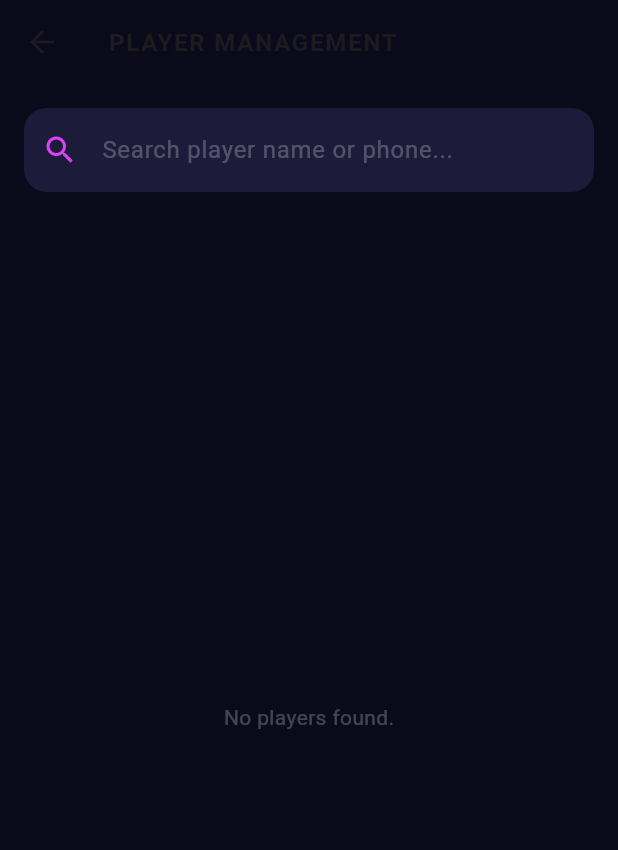
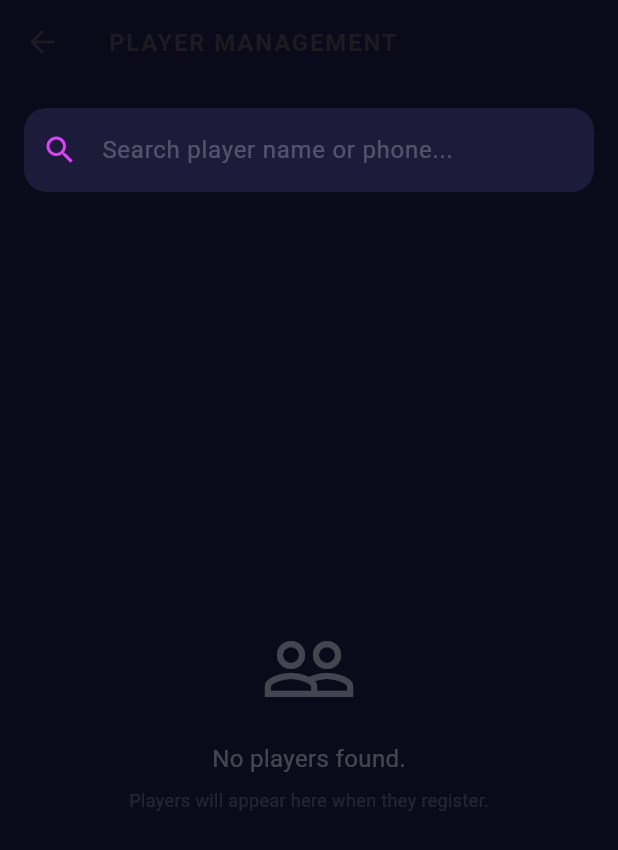
Before and after one commit to meskeremfekede/bingoapp, a Flutter app: the PlayersScreen screen opened directly, on a phone screen of 412 x 824 dp. Shown: the top 850 px of the screen. Run offline on Flutter 3.47's test engine with Material 3 defaults, Android fonts, the phone set to English and light mode, and no system bars; our stand-ins replace audioplayers, cloud_firestore, firebase_auth, firebase_core, shared_preferences; accounts and stored records are empty.

Commit message:
Fix admin login persistence and player screen issues
- Add SharedPreferences for admin role caching
- Implement app lifecycle management for resume state
- Fix RangeError crashes in player screen (empty names)
- Fix search white screen issue by moving filtering to UI level
- Add safe string operations throughout player screen
- Improve empty states with better user feedback
- Add shared_preferences dependency
- Update pubspec with new dependency

All major issues resolved:
✅ Admin stays admin after app resume
✅ Players list loads without crashes
✅ Search works without white screen
✅ Safe string operations prevent errors

```diff
--- a/lib/screens/players_screen.dart
+++ b/lib/screens/players_screen.dart
@@ -27,16 +27,14 @@ class _PlayersScreenState extends State<PlayersScreen> {
         .collection('players')
         .snapshots()
         .map((snapshot) {
+          debugPrint('📋 PLAYERS STREAM: Received ${snapshot.docs.length} documents from Firestore');
           var players = snapshot.docs.map((doc) => Player.fromFirestore(doc)).toList();
-          if (_searchQuery.isNotEmpty) {
-            final queryLower = _searchQuery.toLowerCase();
-            players = players.where((player) {
-              return player.name.toLowerCase().contains(queryLower) ||
-                     player.phoneNumber.contains(queryLower);
-            }).toList();
-          }
-          players.sort((a, b) => a.name.toLowerCase().compareTo(b.name.toLowerCase()));
+
+          // Don't filter here - let the widget handle filtering
+          players.sort((a, b) => (a.name.isEmpty ? '' : a.name.toLowerCase()).compareTo(b.name.isEmpty ? '' : b.name.toLowerCase()));
           final totalBalance = players.fold(0.0, (sum, player) => sum + player.balance);
+          debugPrint('💰 PLAYERS STREAM: Total balance: $totalBalance');
+
           return PlayerData(players: players, totalBalance: totalBalance);
         });
   }
@@ -213,14 +211,51 @@ class _PlayersScreenState extends State<PlayersScreen> {
                 stream: _getPlayersStream(),
                 builder: (context, snapshot) {
                   if (!snapshot.hasData) return const Center(child: CircularProgressIndicator(color: Colors.purpleAccent));
-                  final players = snapshot.data!.players;
+                  final allPlayers = snapshot.data!.players;
 
-                  if (players.isEmpty) return const Center(child: Text('No players found.', style: TextStyle(color: Colors.white24)));
+                  // Apply search filter here
+                  List<Player> filteredPlayers = allPlayers;
+                  if (_searchQuery.isNotEmpty) {
+                    final queryLower = _searchQuery.toLowerCase();
+                    filteredPlayers = allPlayers.where((player) {
+                      return (player.name.isNotEmpty && player.name.toLowerCase().contains(queryLower)) ||
+                             (player.phoneNumber.isNotEmpty && player.phoneNumber.contains(queryLower));
+                    }).toList();
+                  }
+
+                  debugPrint('🔍 PLAYERS SCREEN: Total players: ${allPlayers.length}, Filtered: ${filteredPlayers.length}');
+
+                  if (filteredPlayers.isEmpty) {
+                    return Center(
+                      child: Column(
+                        mainAxisAlignment: MainAxisAlignment.center,
+                        children: [
+                          Icon(
+                            _searchQuery.isNotEmpty ? Icons.search_off : Icons.people_outline,
+                            color: Colors.white24,
+                            size: 64
+                          ),
+                          const SizedBox(height: 16),
+                          Text(
+                            _searchQuery.isNotEmpty ? 'No players found for "$_searchQuery"' : 'No players found.',
+                            style: const TextStyle(color: Colors.white24, fontSize: 16)
+                          ),
+                          const SizedBox(height: 8),
+                          Text(
+                            _searchQuery.isNotEmpty
+                              ? 'Try a different search term'
+                              : 'Players will appear here when they register.',
+                            style: const TextStyle(color: Colors.white10, fontSize: 12)
+                          ),
+                        ],
+                      ),
+                    );
+                  }
 
                   return ListView.builder(
-                    itemCount: players.length,
+                    itemCount: filteredPlayers.length,
                     itemBuilder: (context, index) {
-                      final p = players[index];
+                      final p = filteredPlayers[index];
                       return Card(
                         color: const Color(0xFF1C1C3A),
                         margin: const EdgeInsets.only(bottom: 12),
@@ -229,7 +264,7 @@ class _PlayersScreenState extends State<PlayersScreen> {
                           onTap: () => _showPlayerHistory(p),
                           leading: CircleAvatar(
                             backgroundColor: Colors.purpleAccent.withOpacity(0.2),
-                            child: Text(p.name.substring(0, 1).toUpperCase(), style: const TextStyle(color: Colors.purpleAccent, fontWeight: FontWeight.bold))
+                            child: Text(p.name.isNotEmpty ? p.name.substring(0, 1).toUpperCase() : '?', style: const TextStyle(color: Colors.purpleAccent, fontWeight: FontWeight.bold))
                           ),
                           title: Text(p.name, style: const TextStyle(color: Colors.white, fontWeight: FontWeight.bold)),
                           subtitle: Text('${p.balance.toStringAsFixed(2)} ETB', style: const TextStyle(color: Colors.greenAccent, fontSize: 13, fontWeight: FontWeight.w500)),
--- a/pubspec.yaml
+++ b/pubspec.yaml
@@ -17,6 +17,7 @@ dependencies:
   cloud_firestore: ^5.0.1
   intl: ^0.19.0
   audioplayers: ^5.2.1
+  shared_preferences: ^2.2.2
 
 dev_dependencies:
   flutter_test:
```
Also changed, not shown: lib/main.dart (+90 -12 lines), pubspec.lock, 12 other files.
